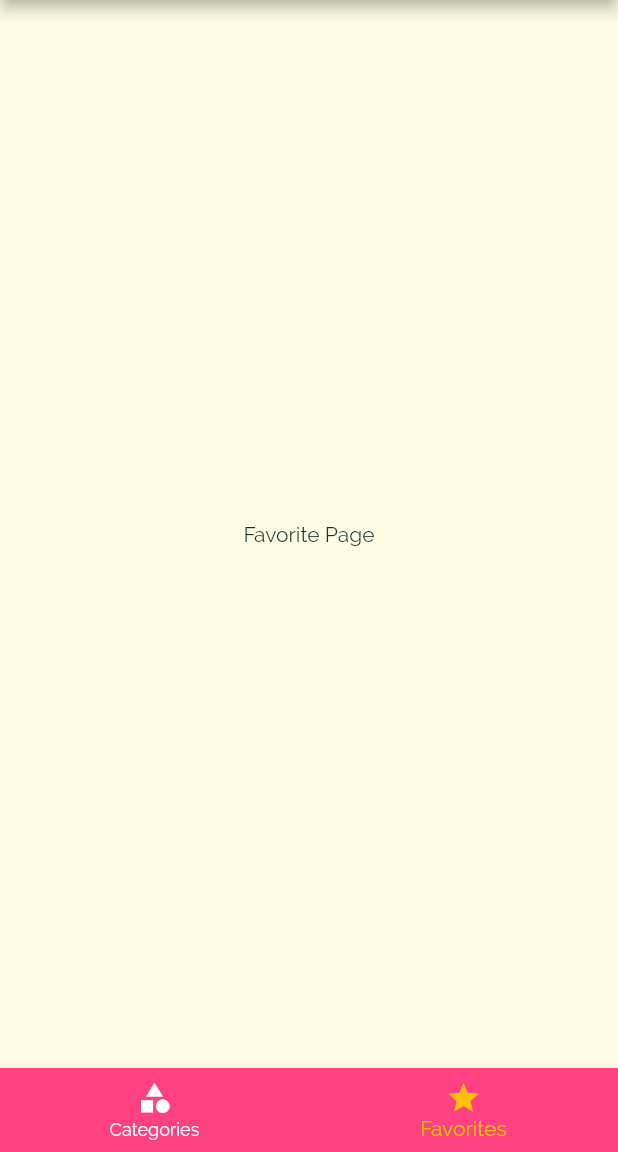
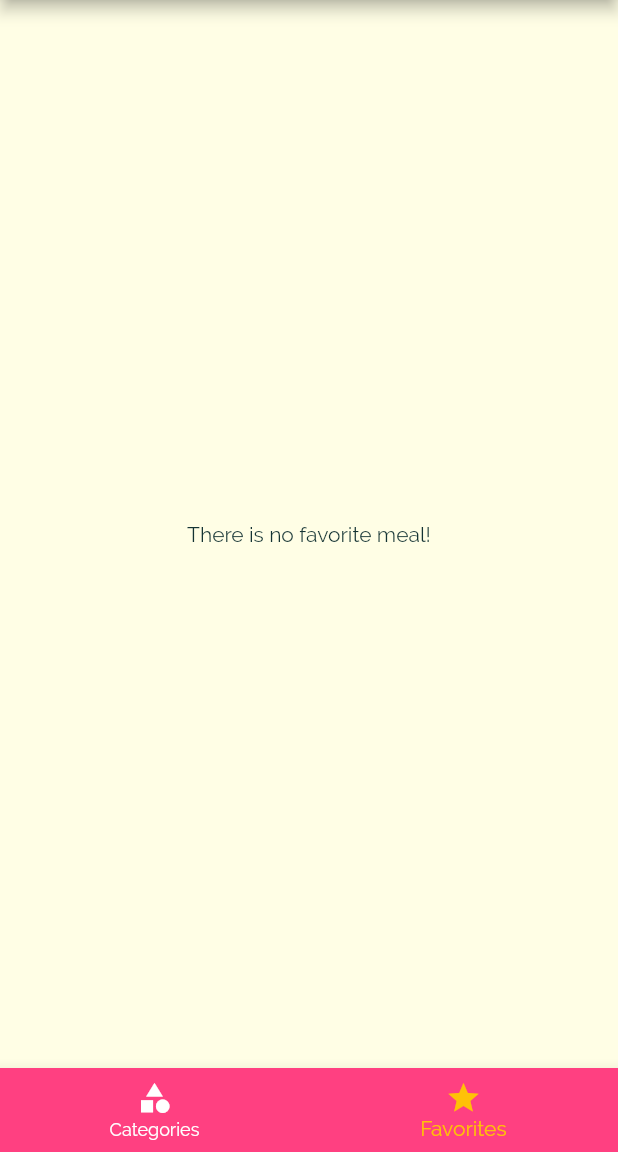
Before and after one commit to eiclipse/gitflutter, a Flutter app: the screen it shows after launch, item 2 of the bottom bar chosen, on a phone screen of 412 x 824 dp, the part 84-1236 px from its top. Run offline on Flutter 3.47's test engine with Material 2 defaults, Android fonts, the phone set to English and light mode, and no system bars.

Commit message:
meal app is finished.

```diff
--- a/lib/main.dart
+++ b/lib/main.dart
@@ -3,6 +3,7 @@
 import './dummy_data.dart';
 import './pages/filters_page.dart';
 import './pages/tabs_page.dart';
+import './pages/favorite_page.dart';
 import './pages/category_meals_page.dart';
 import './pages/categories_page.dart';
 import './pages/meal_detail_page.dart';
@@ -38,8 +39,21 @@
     });
   }
 
-  void _addFavorite(){
+  void _toggleFavorite(String itemId){
+    final index = _favoriteMeals.indexWhere((item) => item.id == itemId);
+    if(index >= 0) {
+      setState(() {
+        _favoriteMeals.removeAt(index);
+      });
+    }else{
+      setState(() {
+        _favoriteMeals.add(DUMMY_MEALS.firstWhere((item) => item.id == itemId));
+      });
+    }
+  }
 
+  bool _isFavorite(String itemId){
+    return _favoriteMeals.any((item) => item.id == itemId);
   }
 
   @override
@@ -76,10 +90,10 @@
       그럼 각 페이지가 필요한 위젯에서 Navigator pushNamed 를 이용해
       등록된 라우터를 불러주면 됨.
       */
-          '/': (_) => TabsPage(),
+          '/': (_) => TabsPage(_favoriteMeals),
           // web처럼 / 는 첫 앱 화면 default 로 잡혀있음
           CategoryMealsPage.routeName: (_) => CategoryMealsPage(_categoryMeals),
-          MealDetail.routeName: (_) => MealDetail(),
+          MealDetail.routeName: (_) => MealDetail(_isFavorite, _toggleFavorite),
           FiltersPage.routeName: (_) => FiltersPage(_filter, _setFilter),
         },
         // 어떤 페이지에도 도달하지 못했을 때 default 값. 에러페이지용으로도 많이 쓰임.
--- a/lib/pages/category_meals_page.dart
+++ b/lib/pages/category_meals_page.dart
@@ -63,7 +63,6 @@ class _CategoryMealsPageState extends State<CategoryMealsPage> {
             duration: categoryMeals[index].duration,
             affordability: categoryMeals[index].affordability,
             complexity: categoryMeals[index].complexity,
-            deleteItem: _deleteItem,
           );
         },
         itemCount: categoryMeals.length,
--- a/lib/pages/favorite_page.dart
+++ b/lib/pages/favorite_page.dart
@@ -1,12 +1,34 @@
 import 'package:flutter/material.dart';
 
+import '../widgets/meal_item.dart';
+import '../models/meal.dart';
+
 class FavoritePage extends StatelessWidget {
-  const FavoritePage({Key? key}) : super(key: key);
+  static const routeName = '/favorites';
+  List<Meal> _favoriteMeals;
+
+  FavoritePage(this._favoriteMeals);
 
   @override
   Widget build(BuildContext context) {
-    return Center(
-       child: Text('Favorite Page'),
-    );
+    return _favoriteMeals.isEmpty
+        ? const Center(
+            child: Text(
+              'There is no favorite meal!',
+            ),
+          )
+        : ListView.builder(
+            itemBuilder: (ctx, index) {
+              return MealItem(
+                id: _favoriteMeals[index].id,
+                title: _favoriteMeals[index].title,
+                imageUrl: _favoriteMeals[index].imageUrl,
+                duration: _favoriteMeals[index].duration,
+                affordability: _favoriteMeals[index].affordability,
+                complexity: _favoriteMeals[index].complexity,
+              );
+            },
+            itemCount: _favoriteMeals.length,
+          );
   }
 }
--- a/lib/pages/tabs_page.dart
+++ b/lib/pages/tabs_page.dart
@@ -1,29 +1,40 @@
 import 'package:flutter/material.dart';
 
 import '../widgets/main_drawer.dart';
-
 import './categories_page.dart';
 import './favorite_page.dart';
+import '../models/meal.dart';
 
 class TabsPage extends StatefulWidget {
-  const TabsPage({Key? key}) : super(key: key);
+  List<Meal> _favoriteMeals;
+
+  TabsPage(this._favoriteMeals);
 
   @override
   State<TabsPage> createState() => _TabsPageState();
 }
 
 class _TabsPageState extends State<TabsPage> {
-  final List<Map<String, Object>> _pages = [
+  late List<Map<String, Object>> _pages;
+  int _selectedIndex = 0;
+
+  @override
+  void initState() {
+    _pages = [
       {
         'page': CategoriesPage(),
         'title': 'Categories',
       },
       {
-      'page': FavoritePage(),
+        'page': FavoritePage(widget._favoriteMeals),
         'title': 'Favorites',
       },
     ];
-  int _selectedIndex = 0;
+    super.initState();
+  }
+
+
+
 
   void _selectTab(int index) {
     setState(() {
```
Also changed, not shown: lib/pages/meal_detail_page.dart (+19 -5 lines), lib/widgets/meal_item.dart (+1 -6 lines). Lines whose indentation alone changed are shown as unchanged.
